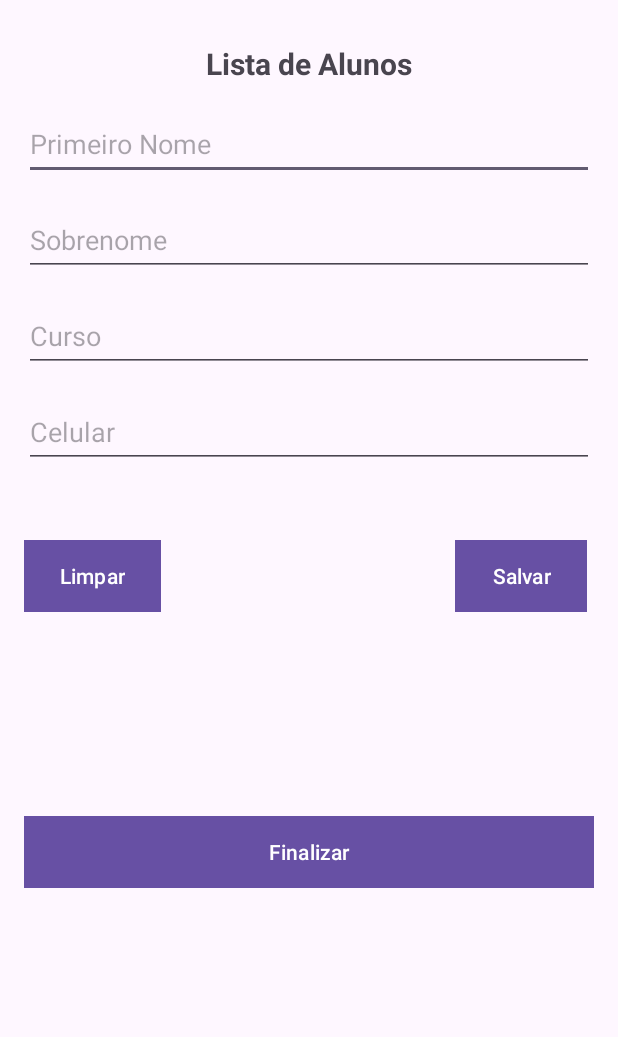
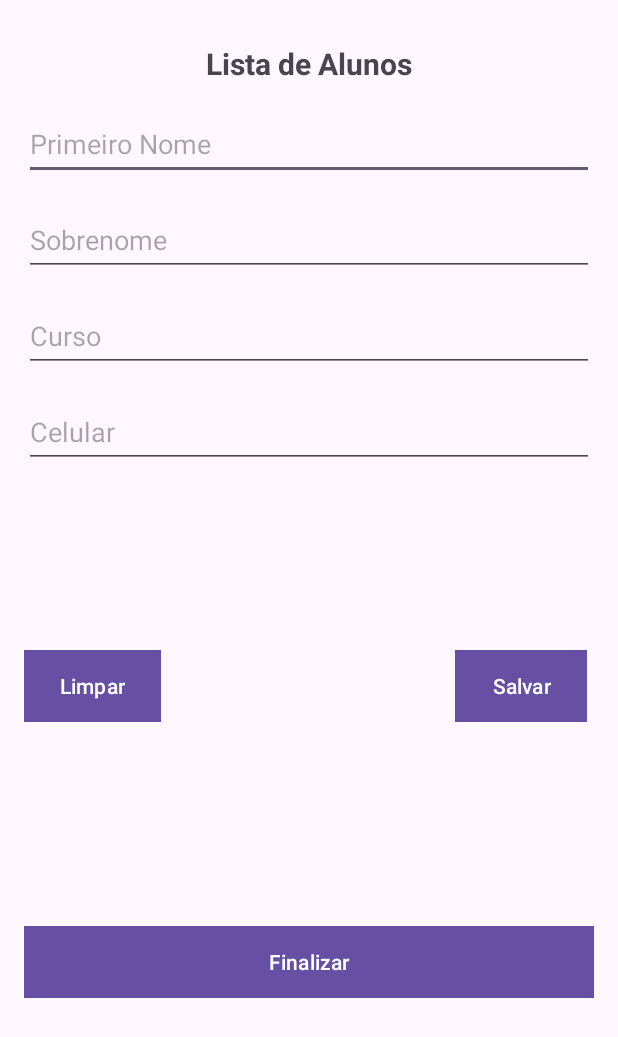
Before and after one commit to pedroalmeidaphp/Desenvolvimento-Android, an Android app: the screen it shows after launch (MainActivity), on a phone screen of 412 x 824 dp. Shown: the top 1037 px of the screen. Run offline under Robolectric (Android 15) with nearby library versions, the phone set to English and light mode, and no system bars.

Commit message:
pacotes do mvc criados

```diff
--- a/ListaVip/app/src/main/AndroidManifest.xml
+++ b/ListaVip/app/src/main/AndroidManifest.xml
@@ -13,7 +13,7 @@
         android:theme="@style/Theme.ListaVip"
         tools:targetApi="31">
         <activity
-            android:name=".MainActivity"
+            android:name=".view.MainActivity"
             android:exported="true">
             <intent-filter>
                 <action android:name="android.intent.action.MAIN" />
--- /dev/null
+++ b/ListaVip/app/src/main/java/com/pedro/listavip/controller/CursoController.java
@@ -0,0 +1,4 @@
+package com.pedro.listavip.controller;
+
+public class CursoController {
+}
--- /dev/null
+++ b/ListaVip/app/src/main/java/com/pedro/listavip/model/Curso.java
@@ -0,0 +1,4 @@
+package com.pedro.listavip.model;
+
+public class Curso {
+}
--- a/ListaVip/app/src/main/java/com/pedro/listavip/MainActivity.java
+++ b/ListaVip/app/src/main/java/com/pedro/listavip/view/MainActivity.java
@@ -1,8 +1,10 @@
-package com.pedro.listavip;
+package com.pedro.listavip.view;
 
 import androidx.appcompat.app.AppCompatActivity;
 
 import android.os.Bundle;
+
+import com.pedro.listavip.R;
 
 public class MainActivity extends AppCompatActivity {
 
--- a/ListaVip/app/src/main/res/layout/activity_main.xml
+++ b/ListaVip/app/src/main/res/layout/activity_main.xml
@@ -4,7 +4,7 @@
     xmlns:tools="http://schemas.android.com/tools"
     android:layout_width="match_parent"
     android:layout_height="match_parent"
-    tools:context=".MainActivity">
+    tools:context=".view.MainActivity">
 
     <TextView
         android:id="@+id/txt_titulo"
@@ -104,8 +104,8 @@
         android:text="@string/txt_button_finalizar"
         app:layout_constraintBottom_toBottomOf="parent"
         app:layout_constraintEnd_toEndOf="parent"
-        app:layout_constraintHorizontal_bias="0.0"
         app:layout_constraintStart_toStartOf="parent"
-        app:layout_constraintTop_toBottomOf="@+id/edit_celular" />
+        app:layout_constraintTop_toBottomOf="@+id/edit_celular"
+        app:layout_constraintVertical_bias="0.669" />
 
 </androidx.constraintlayout.widget.ConstraintLayout>
```
